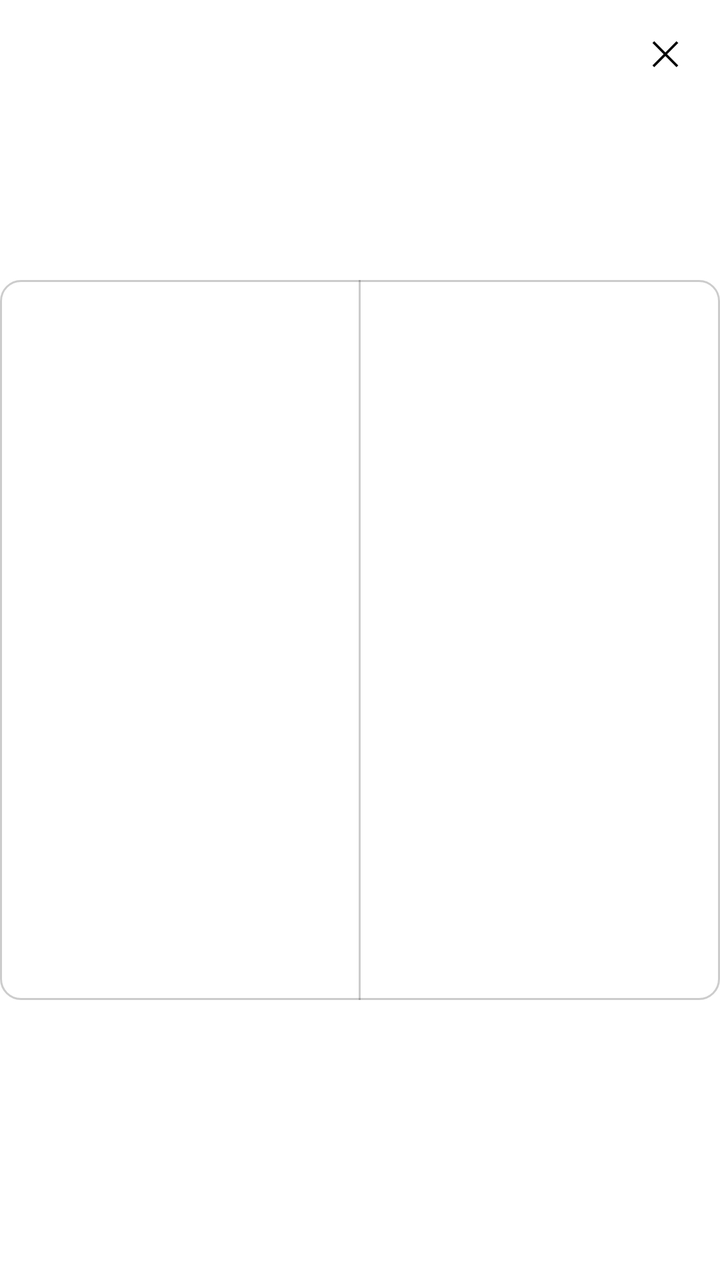
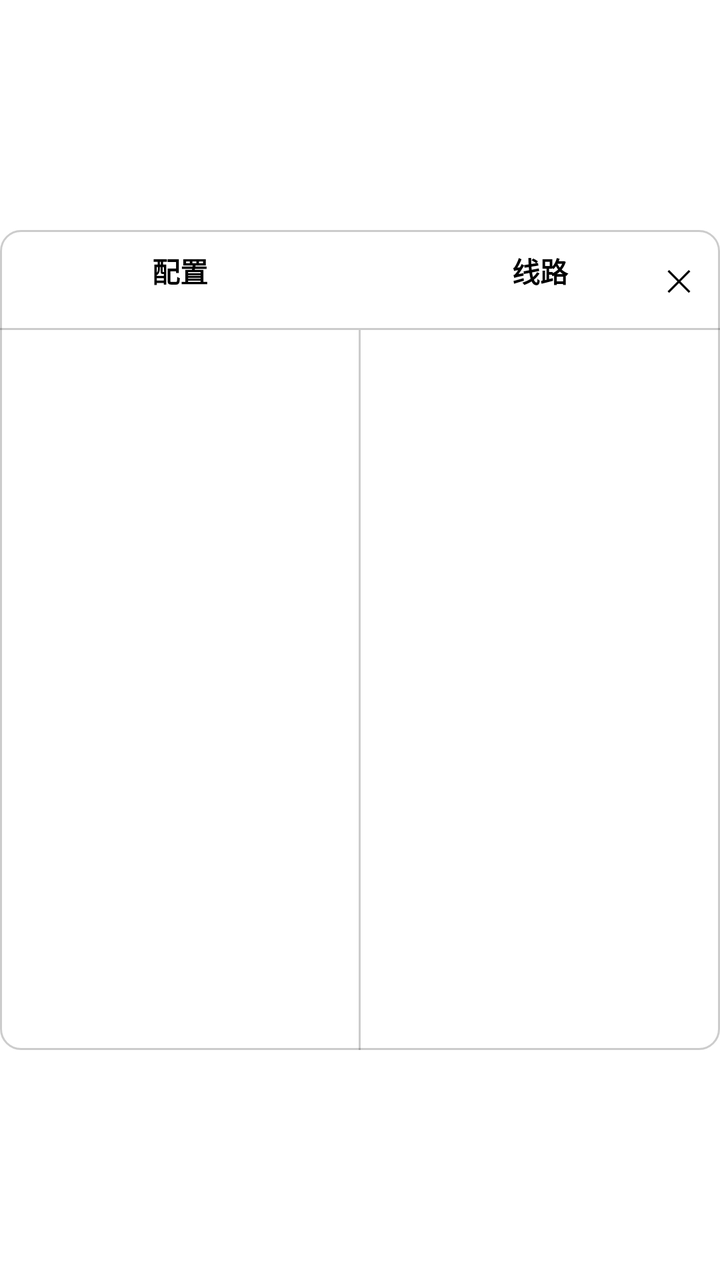

Screens rendered from an Android XML layout before and after an edit, with the pre-edit source and the edit as a unified diff.
<!-- AndroidManifest.xml: application theme AppTheme.NoActionBar -->
<!-- res/layout/dialog_route_select.xml -->
<?xml version="1.0" encoding="utf-8"?>
<FrameLayout xmlns:android="http://schemas.android.com/apk/res/android"
    android:layout_width="match_parent"
    android:layout_height="match_parent"
    android:background="@android:color/transparent">

    <LinearLayout
        android:layout_width="match_parent"
        android:layout_height="wrap_content"
        android:layout_gravity="center"
        android:background="@drawable/shape_danmu_setting_bg"
        android:orientation="vertical">

        
        <LinearLayout
            android:layout_width="match_parent"
            android:layout_height="360dp"
            android:orientation="horizontal">

            
            <androidx.recyclerview.widget.RecyclerView
                android:id="@+id/rvConfigs"
                android:layout_width="0dp"
                android:layout_height="match_parent"
                android:layout_weight="1"
                android:background="@android:color/transparent" />

            
            <View
                android:layout_width="1dp"
                android:layout_height="match_parent"
                android:background="@color/dialog_panel_stroke" />

            
            <androidx.recyclerview.widget.RecyclerView
                android:id="@+id/rvRoutes"
                android:layout_width="0dp"
                android:layout_height="match_parent"
                android:layout_weight="1" />
        </LinearLayout>
    </LinearLayout>

    
    <TextView
        android:id="@+id/btnRouteClose"
        android:layout_width="wrap_content"
        android:layout_height="wrap_content"
        android:layout_gravity="top|end"
        android:layout_marginTop="@dimen/vs_8"
        android:layout_marginEnd="@dimen/vs_8"
        android:background="@drawable/button_danmu_close"
        android:focusable="true"
        android:gravity="center"
        android:paddingStart="@dimen/vs_12"
        android:paddingTop="@dimen/vs_6"
        android:paddingEnd="@dimen/vs_12"
        android:paddingBottom="@dimen/vs_6"
        android:text="✕"
        android:textColor="@color/dialog_text_primary"
        android:textSize="@dimen/ts_28" />
</FrameLayout>
<!-- resources referenced by this layout -->
<resources>
  <color name="dialog_panel_stroke">#33000000</color>
  <color name="dialog_text_primary">#FF000000</color>
  <dimen name="ts_28">17sp</dimen>
  <dimen name="vs_12">12dp</dimen>
  <dimen name="vs_6">6dp</dimen>
  <dimen name="vs_8">8dp</dimen>
  <!-- drawable button_danmu_close (drawable) -->
  <?xml version="1.0" encoding="utf-8"?>
  <shape xmlns:android="http://schemas.android.com/apk/res/android">
      <corners android:radius="@dimen/vs_6" />
      <solid android:color="#FFFFFFFF" />
  </shape>
  <!-- drawable shape_danmu_setting_bg (drawable) -->
  <?xml version="1.0" encoding="utf-8"?>
  <shape xmlns:android="http://schemas.android.com/apk/res/android">
      <corners android:radius="@dimen/vs_10" />
      <solid android:color="@color/dialog_panel_bg" />
      <stroke
          android:width="@dimen/vs_1"
          android:color="@color/dialog_panel_stroke" />
  </shape>
  <style name="AppTheme.NoActionBar" parent="AppTheme">
          <item name="android:windowActionBar">false</item>
          <item name="android:windowNoTitle">true</item>
          <item name="windowActionBar">false</item>
          <item name="android:windowContentOverlay">@null</item>
          <item name="windowNoTitle">true</item>
          <item name="android:keepScreenOn">true</item>
          <item name="android:windowBackground">@android:color/transparent</item>
          
          <item name="android:windowTranslucentStatus">false</item>
          <item name="android:statusBarColor">@android:color/transparent</item>
          <item name="android:windowDrawsSystemBarBackgrounds">true</item>
          <item name="android:fitsSystemWindows">false</item>
          
          <item name="android:windowLightStatusBar">true</item>
      </style>
  <dimen name="vs_10">10dp</dimen>
  <color name="dialog_panel_bg">#FFFFFFFF</color>
  <dimen name="vs_1">1dp</dimen>
  <style name="AppTheme" parent="Theme.AppCompat.Light.DarkActionBar">
          
          <item name="colorPrimary">@color/color_6200EE</item>
          <item name="colorPrimaryDark">@color/color_3700B3</item>
          <item name="colorAccent">@color/color_03DAC5</item>
      </style>
  <color name="color_6200EE">#6200EE</color>
  <color name="color_3700B3">#3700B3</color>
  <color name="color_03DAC5">#03DAC5</color>
</resources>

<!-- the commit's change to res/layout/dialog_route_select.xml (unified diff, before → after) -->
@@ -10,6 +10,80 @@
         android:layout_gravity="center"
         android:background="@drawable/shape_danmu_setting_bg"
         android:orientation="vertical">
+
+        
+        <LinearLayout
+            android:layout_width="match_parent"
+            android:layout_height="wrap_content"
+            android:orientation="horizontal"
+            android:paddingTop="@dimen/vs_10"
+            android:paddingBottom="@dimen/vs_10">
+
+            
+            <LinearLayout
+                android:layout_width="0dp"
+                android:layout_height="wrap_content"
+                android:layout_weight="1"
+                android:gravity="center"
+                android:orientation="vertical">
+
+                <TextView
+                    android:layout_width="match_parent"
+                    android:layout_height="wrap_content"
+                    android:gravity="center"
+                    android:text="配置"
+                    android:textColor="@color/dialog_text_primary"
+                    android:textSize="@dimen/ts_22"
+                    android:textStyle="bold" />
+            </LinearLayout>
+
+            
+            <LinearLayout
+                android:layout_width="0dp"
+                android:layout_height="wrap_content"
+                android:layout_weight="1"
+                android:gravity="center"
+                android:orientation="vertical">
+
+                <FrameLayout
+                    android:layout_width="match_parent"
+                    android:layout_height="wrap_content">
+
+                    <TextView
+                        android:layout_width="match_parent"
+                        android:layout_height="wrap_content"
+                        android:gravity="center"
+                        android:text="线路"
+                        android:textColor="@color/dialog_text_primary"
+                        android:textSize="@dimen/ts_22"
+                        android:textStyle="bold" />
+
+                    
+                    <TextView
+                        android:id="@+id/btnRouteClose"
+                        android:layout_width="wrap_content"
+                        android:layout_height="wrap_content"
+                        android:layout_gravity="top|end"
+                        android:layout_marginEnd="@dimen/vs_4"
+                        android:background="@drawable/button_danmu_close"
+                        android:focusable="true"
+                        android:gravity="center"
+                        android:paddingStart="@dimen/vs_10"
+                        android:paddingTop="@dimen/vs_4"
+                        android:paddingEnd="@dimen/vs_10"
+                        android:paddingBottom="@dimen/vs_4"
+                        android:text="✕"
+                        android:textColor="@color/dialog_text_primary"
+                        android:textSize="@dimen/ts_24" />
+                </FrameLayout>
+            </LinearLayout>
+        </LinearLayout>
+
+        
+        <View
+            android:layout_width="match_parent"
+            android:layout_height="1dp"
+            android:background="@color/dialog_panel_stroke" />
 
         
         <LinearLayout
@@ -39,23 +113,4 @@
                 android:layout_weight="1" />
         </LinearLayout>
     </LinearLayout>
-
-    
-    <TextView
-        android:id="@+id/btnRouteClose"
-        android:layout_width="wrap_content"
-        android:layout_height="wrap_content"
-        android:layout_gravity="top|end"
-        android:layout_marginTop="@dimen/vs_8"
-        android:layout_marginEnd="@dimen/vs_8"
-        android:background="@drawable/button_danmu_close"
-        android:focusable="true"
-        android:gravity="center"
-        android:paddingStart="@dimen/vs_12"
-        android:paddingTop="@dimen/vs_6"
-        android:paddingEnd="@dimen/vs_12"
-        android:paddingBottom="@dimen/vs_6"
-        android:text="✕"
-        android:textColor="@color/dialog_text_primary"
-        android:textSize="@dimen/ts_28" />
 </FrameLayout>
<!-- resource entries referenced after the edit -->
@@ -2,10 +2,9 @@
 <resources>
   <color name="dialog_panel_stroke">#33000000</color>
   <color name="dialog_text_primary">#FF000000</color>
-  <dimen name="ts_28">17sp</dimen>
-  <dimen name="vs_12">12dp</dimen>
+  <dimen name="ts_22">14sp</dimen>
+  <dimen name="ts_24">15sp</dimen>
   <dimen name="vs_6">6dp</dimen>
-  <dimen name="vs_8">8dp</dimen>
   <!-- drawable button_danmu_close (drawable) -->
   <?xml version="1.0" encoding="utf-8"?>
   <shape xmlns:android="http://schemas.android.com/apk/res/android">
@@ -38,6 +37,7 @@
           <item name="android:windowLightStatusBar">true</item>
       </style>
   <dimen name="vs_10">10dp</dimen>
+  <dimen name="vs_4">4dp</dimen>
   <color name="dialog_panel_bg">#FFFFFFFF</color>
   <dimen name="vs_1">1dp</dimen>
   <style name="AppTheme" parent="Theme.AppCompat.Light.DarkActionBar">
